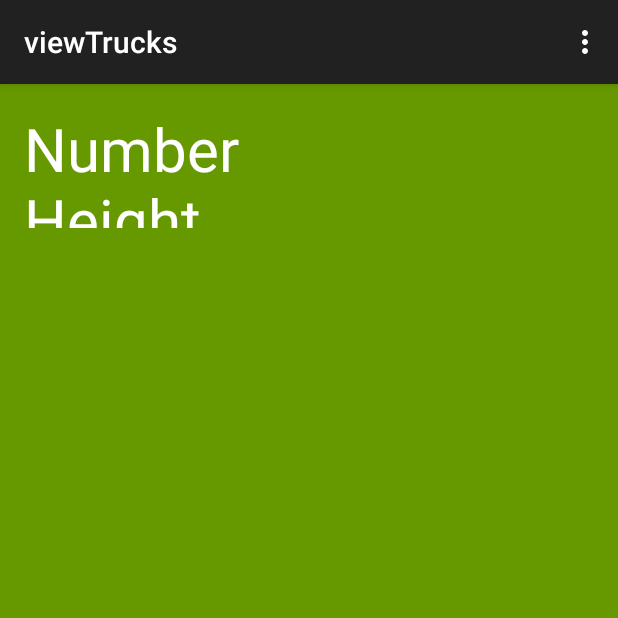
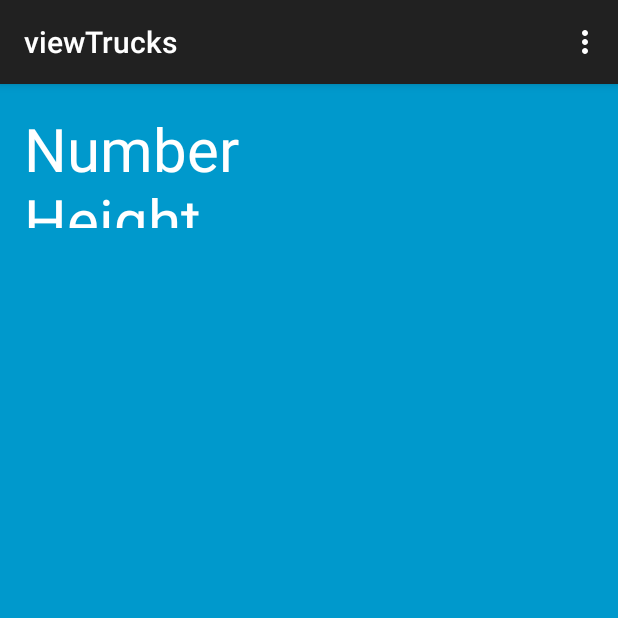
Before and after one commit to emmanuelrs/AnalisisProject, an Android app: the viewTrucks screen opened directly, with no data from a screen before it, on a phone screen of 412 x 824 dp, the top half of it. Run offline under Robolectric (Android 15) with nearby library versions, the phone set to English and light mode, and no system bars.

Commit message:
Imprimir gridView LISTO!!!! :D

```diff
--- a/PackagesApp/app/src/main/res/layout/activity_view_trucks.xml
+++ b/PackagesApp/app/src/main/res/layout/activity_view_trucks.xml
@@ -5,17 +5,21 @@
     android:paddingTop="@dimen/activity_vertical_margin"
     android:paddingBottom="@dimen/activity_vertical_margin"
     tools:context="emmanuelrosales.packagesapp.viewTrucks"
-    android:background="@android:color/holo_green_dark">
+    android:background="@android:color/holo_blue_dark"
+    android:clickable="false">
 
     <GridView
-        android:layout_width="wrap_content"
-        android:layout_height="wrap_content"
+        android:layout_width="fill_parent"
+        android:layout_height="fill_parent"
         android:id="@+id/gridViewTrucks"
         android:numColumns="4"
         android:choiceMode="multipleChoice"
+        android:layout_alignParentLeft="true"
+        android:layout_alignParentStart="true"
+        android:layout_alignParentBottom="true"
         android:layout_below="@+id/txtViewTitleTruck"
-        android:layout_alignParentLeft="true"
-        android:layout_alignParentStart="true" />
+        android:layout_alignParentRight="true"
+        android:layout_alignParentEnd="true" />
 
     <TextView
         android:layout_width="wrap_content"
```
